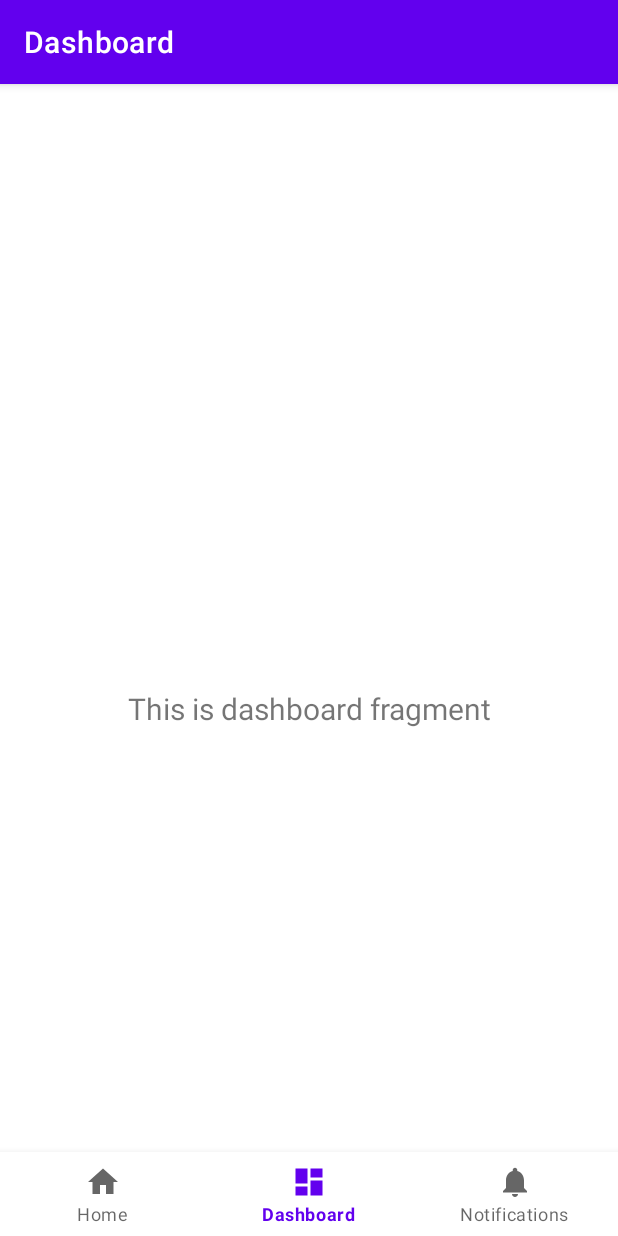
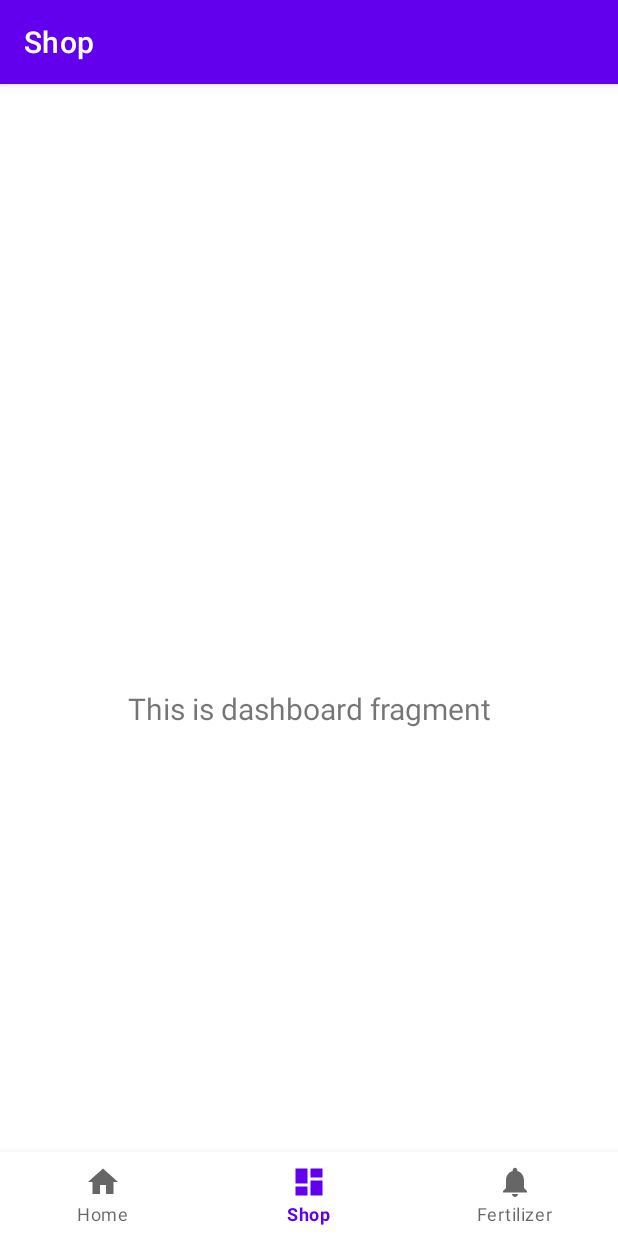
Before and after one commit to siddhant3646/AceWithPace2_rrsst, an Android app: the MainActivity5 screen opened directly, with no data from a screen before it, item 2 of the bottom bar chosen, on a phone screen of 412 x 824 dp. Run offline under Robolectric (Android 15) with nearby library versions, the phone set to English and light mode, and no system bars; our stand-ins replace navigation-ui; Roboto replaces fonts that are not available here.

Commit message:
3 commits

```diff
--- a/app/src/main/res/values/strings.xml
+++ b/app/src/main/res/values/strings.xml
@@ -9,6 +9,6 @@
     <string name="third_slide_desc">Our services include keeping a track of employee attendences. We will assist you with a time log on a day to day basis to keep a check on Employee Absenteeism and lateness in the organisation.</string>
     <string name="title_activity_main5">MainActivity</string>
     <string name="title_home">Home</string>
-    <string name="title_dashboard">Dashboard</string>
-    <string name="title_notifications">Notifications</string>
+    <string name="title_dashboard">Shop</string>
+    <string name="title_notifications">Fertilizer</string>
 </resources>
```
